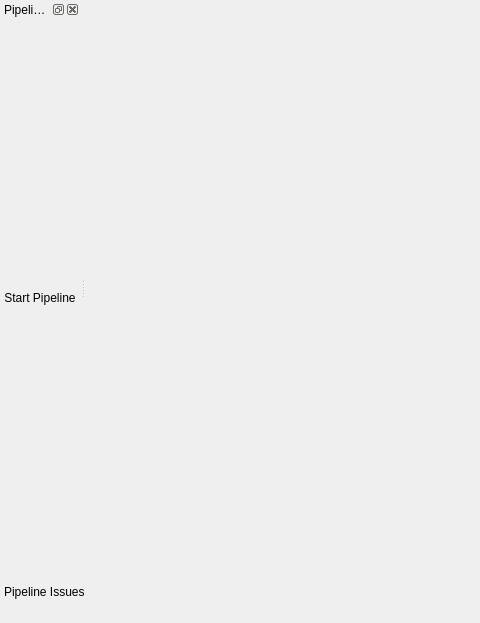
The window that Source/SIMPLView/UI_Files/SIMPLView_UI.ui (BlueQuartzSoftware/SIMPLView) describes before a commit, drawn with Qt 5; both pictures show x 0 to 480 and y 0 to 623 of the 1084 by 623 pixel window.
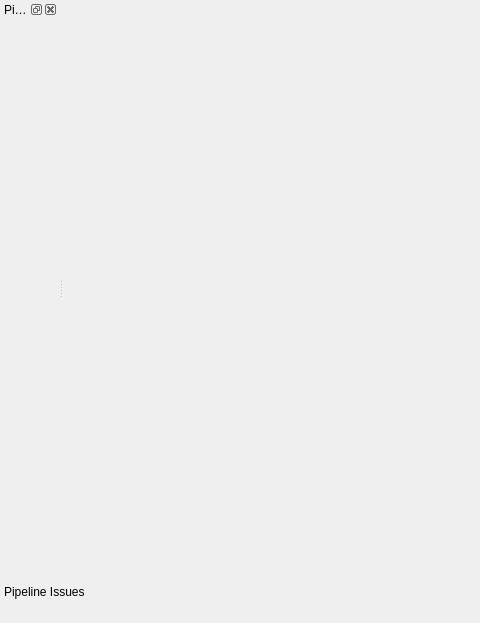
The same window after the commit. Icons and pictures are not drawn. Custom widgets are drawn as their Qt base class.

Commit message: Refactoring pipeline execution code out of SIMPLView_UI and adding it to the controller class.  Views can now independently execute pipelines.

Patch:
```diff
--- a/Source/SIMPLView/UI_Files/SIMPLView_UI.ui
+++ b/Source/SIMPLView/UI_Files/SIMPLView_UI.ui
@@ -116,7 +116,10 @@
     <number>1</number>
    </attribute>
    <widget class="QWidget" name="pipelineInteralWidget">
-    <layout class="QGridLayout" name="gridLayout_2">
+    <layout class="QVBoxLayout" name="verticalLayout">
+     <property name="spacing">
+      <number>0</number>
+     </property>
      <property name="leftMargin">
       <number>0</number>
      </property>
@@ -129,60 +132,6 @@
      <property name="bottomMargin">
       <number>0</number>
      </property>
-     <property name="spacing">
-      <number>0</number>
-     </property>
-     <item row="0" column="0">
-      <layout class="QHBoxLayout" name="horizontalLayout_2">
-       <property name="spacing">
-        <number>0</number>
-       </property>
-       <property name="leftMargin">
-        <number>0</number>
-       </property>
-       <property name="topMargin">
-        <number>0</number>
-       </property>
-       <property name="rightMargin">
-        <number>0</number>
-       </property>
-       <property name="bottomMargin">
-        <number>0</number>
-       </property>
-       <item>
-        <widget class="QPushButton" name="startPipelineBtn">
-         <property name="minimumSize">
-          <size>
-           <width>0</width>
-           <height>35</height>
-          </size>
-         </property>
-         <property name="styleSheet">
-          <string notr="true"/>
-         </property>
-         <property name="text">
-          <string>Start Pipeline</string>
-         </property>
-         <property name="icon">
-          <iconset>
-           <normaloff>:/media_play_white.png</normaloff>:/media_play_white.png</iconset>
-         </property>
-         <property name="iconSize">
-          <size>
-           <width>24</width>
-           <height>24</height>
-          </size>
-         </property>
-         <property name="default">
-          <bool>false</bool>
-         </property>
-         <property name="flat">
-          <bool>true</bool>
-         </property>
-        </widget>
-       </item>
-      </layout>
-     </item>
     </layout>
    </widget>
   </widget>
```
Left out of the diff: 1 changed line with no effect on the pictures. The commit also changes 4 other files.
